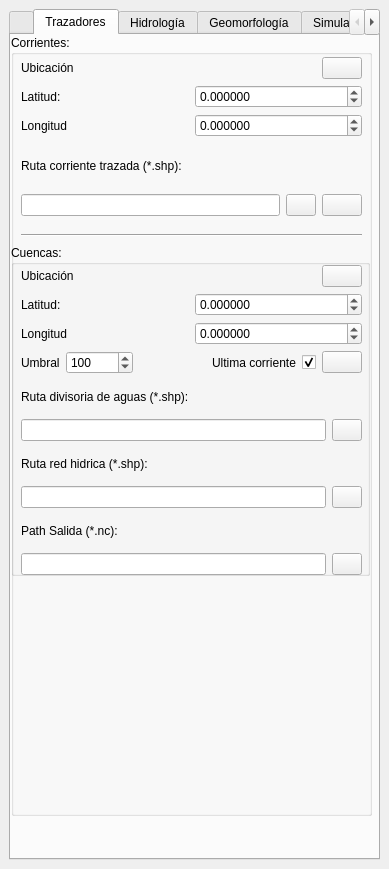
Qt form qgisplugin/HydroSEDPlugin_dockwidget_base.ui (nicolas998/WMF) before a commit.
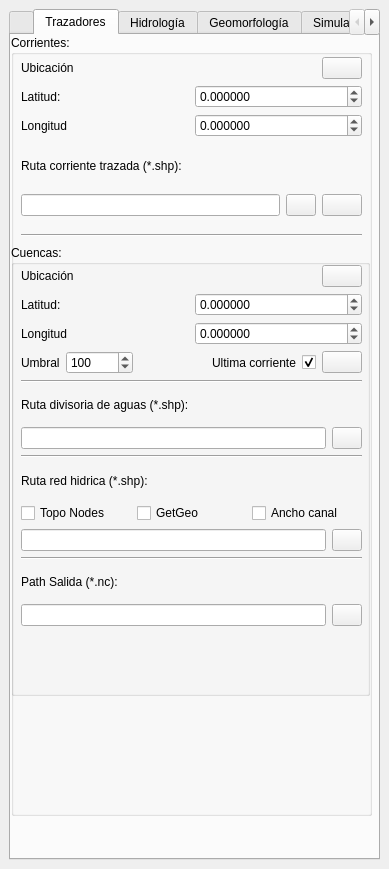
The same form after that commit. Icons and pictures are not drawn.

Commit message: trazador de cuencas funciona, se deben hacer cambios para que trabaje de una forma más limpia al cargar archivos. todavia no guarda el .nc

What changed in the file:
```diff
--- a/qgisplugin/HydroSEDPlugin_dockwidget_base.ui
+++ b/qgisplugin/HydroSEDPlugin_dockwidget_base.ui
@@ -493,7 +493,7 @@
               <x>0</x>
               <y>210</y>
               <width>359</width>
-              <height>331</height>
+              <height>451</height>
              </rect>
             </property>
             <property name="title">
@@ -505,7 +505,7 @@
                <x>10</x>
                <y>20</y>
                <width>341</width>
-               <height>310</height>
+               <height>361</height>
               </rect>
              </property>
              <layout class="QVBoxLayout" name="verticalLayoutTrazadorCuencas">
@@ -690,6 +690,13 @@
                 </item>
                </layout>
               </item>
+              <item>
+               <widget class="Line" name="line_2">
+                <property name="orientation">
+                 <enum>Qt::Horizontal</enum>
+                </property>
+               </widget>
+              </item>
               <item>
                <widget class="QLabel" name="labelOutputTrazadorCuencasShapefile">
                 <property name="text">
@@ -731,6 +738,13 @@
                 </item>
                </layout>
               </item>
+              <item>
+               <widget class="Line" name="line_3">
+                <property name="orientation">
+                 <enum>Qt::Horizontal</enum>
+                </property>
+               </widget>
+              </item>
               <item>
                <widget class="QLabel" name="labelOutputTrazadorCuencasShapefile_3">
                 <property name="text">
@@ -738,6 +752,43 @@
                 </property>
                </widget>
               </item>
+              <item>
+               <layout class="QHBoxLayout" name="horizontalLayout_13">
+                <item>
+                 <widget class="QCheckBox" name="CheckTopoNodes">
+                  <property name="toolTip">
+                   <string>Obtiene automaticamente los nodos topograficos.</string>
+                  </property>
+                  <property name="whatsThis">
+                   <string>Obtiene automaticamente los nodos topograficos.</string>
+                  </property>
+                  <property name="text">
+                   <string>Topo Nodes</string>
+                  </property>
+                 </widget>
+                </item>
+                <item>
+                 <widget class="QCheckBox" name="CheckGeomorfo">
+                  <property name="toolTip">
+                   <string>Obtiene parametros geomorfologicos de la cuenca.</string>
+                  </property>
+                  <property name="text">
+                   <string>GetGeo</string>
+                  </property>
+                 </widget>
+                </item>
+                <item>
+                 <widget class="QCheckBox" name="CheckAnchoCanal">
+                  <property name="toolTip">
+                   <string>Obtiene el ancho del canal en cada tramo.</string>
+                  </property>
+                  <property name="text">
+                   <string>Ancho canal</string>
+                  </property>
+                 </widget>
+                </item>
+               </layout>
+              </item>
               <item>
                <layout class="QHBoxLayout" name="horizontalLayoutOutputCuencaShapefileTrazadorCuencas_2">
                 <item>
@@ -772,6 +823,13 @@
                 </item>
                </layout>
               </item>
+              <item>
+               <widget class="Line" name="line_4">
+                <property name="orientation">
+                 <enum>Qt::Horizontal</enum>
+                </property>
+               </widget>
+              </item>
               <item>
                <widget class="QLabel" name="labelOutputTrazadorCuencasNC">
                 <property name="text">
```
Left out of the diff: 2 changed lines with no effect on the pictures. The commit also changes 2 other files.
